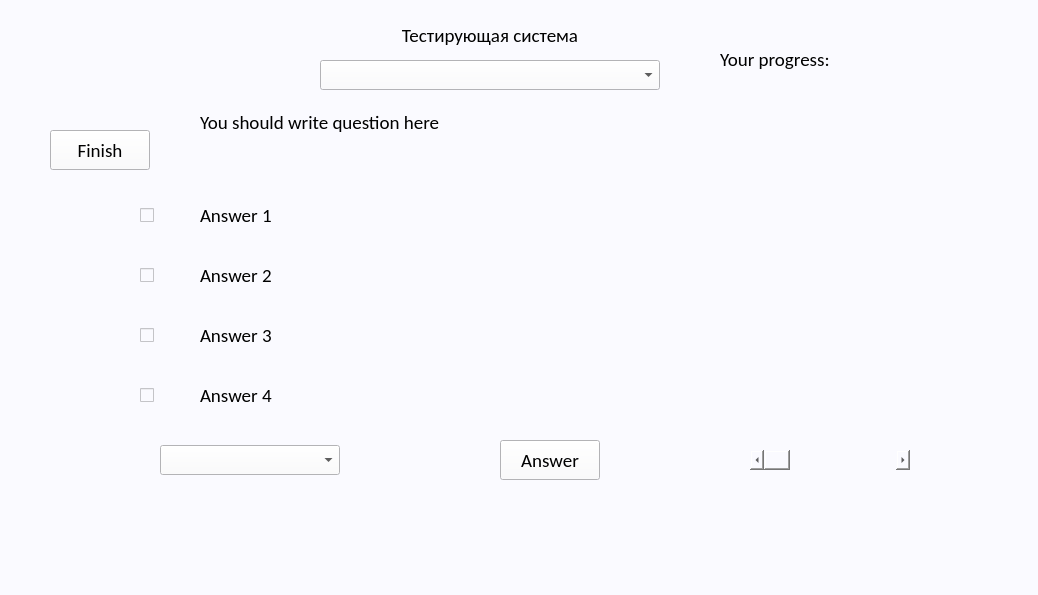
Qt form HW/SPD/papers/design.ui (akoziy98/Interactive_Tutorial_SPAD) before a commit.
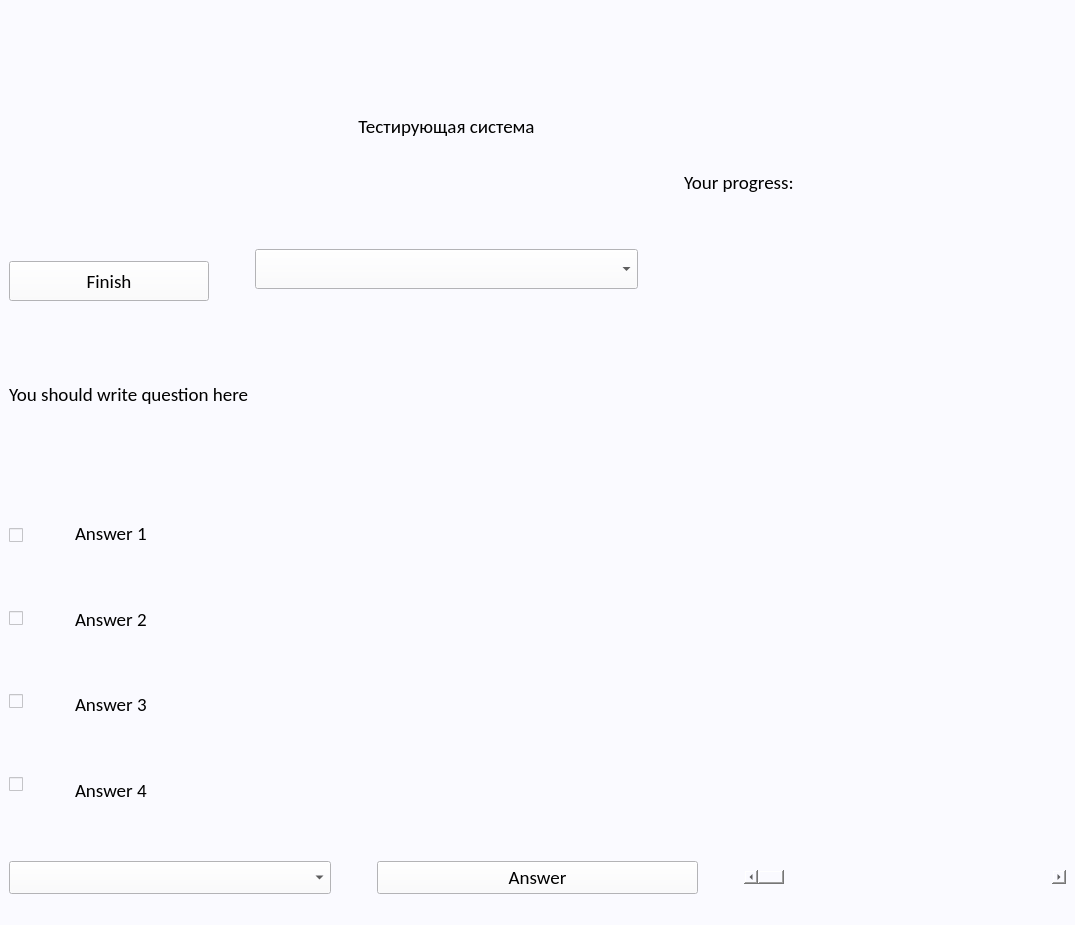
The same form after that commit. Icons and pictures are not drawn.

Commit message: fix size window bug

Diff of the .ui file:
```diff
--- a/HW/SPD/papers/design.ui
+++ b/HW/SPD/papers/design.ui
@@ -6,8 +6,8 @@
    <rect>
     <x>0</x>
     <y>0</y>
-    <width>1038</width>
-    <height>595</height>
+    <width>1075</width>
+    <height>925</height>
    </rect>
   </property>
   <property name="windowTitle">
@@ -18,33 +18,304 @@
 </string>
   </property>
   <widget class="QWidget" name="centralwidget">
-   <widget class="QScrollBar" name="slider">
-    <property name="geometry">
-     <rect>
-      <x>750</x>
-      <y>450</y>
-      <width>160</width>
+   <layout class="QVBoxLayout" name="verticalLayout_6">
+    <item>
+     <layout class="QVBoxLayout" name="verticalLayout_5">
+      <item>
+       <layout class="QHBoxLayout" name="horizontalLayout_4">
+        <item>
+         <layout class="QVBoxLayout" name="verticalLayout_4">
+          <item>
+           <spacer name="verticalSpacer_17">
+            <property name="orientation">
+             <enum>Qt::Vertical</enum>
+            </property>
+            <property name="sizeType">
+             <enum>QSizePolicy::Fixed</enum>
+            </property>
+            <property name="sizeHint" stdset="0">
+             <size>
+              <width>20</width>
       <height>20</height>
-     </rect>
-    </property>
+             </size>
+            </property>
+           </spacer>
+          </item>
+          <item>
+           <widget class="QLabel" name="label_6">
+            <property name="enabled">
+             <bool>true</bool>
+            </property>
+            <property name="minimumSize">
+             <size>
+              <width>200</width>
+              <height>140</height>
+             </size>
+            </property>
+            <property name="maximumSize">
+             <size>
+              <width>200</width>
+              <height>140</height>
+             </size>
+            </property>
     <property name="font">
      <font>
       <family>Calibri</family>
       <pointsize>14</pointsize>
      </font>
     </property>
+            <property name="text">
+             <string/>
+            </property>
+            <property name="pixmap">
+             <pixmap>../../../pictures/koziy.PNG</pixmap>
+            </property>
+            <property name="scaledContents">
+             <bool>true</bool>
+            </property>
+           </widget>
+          </item>
+          <item>
+           <spacer name="verticalSpacer_11">
     <property name="orientation">
+             <enum>Qt::Vertical</enum>
+            </property>
+            <property name="sizeType">
+             <enum>QSizePolicy::Fixed</enum>
+            </property>
+            <property name="sizeHint" stdset="0">
+             <size>
+              <width>20</width>
+              <height>20</height>
+             </size>
+            </property>
+           </spacer>
+          </item>
+          <item>
+           <widget class="QPushButton" name="button_finish">
+            <property name="minimumSize">
+             <size>
+              <width>0</width>
+              <height>40</height>
+             </size>
+            </property>
+            <property name="maximumSize">
+             <size>
+              <width>200</width>
+              <height>40</height>
+             </size>
+            </property>
+            <property name="font">
+             <font>
+              <family>Calibri</family>
+              <pointsize>14</pointsize>
+             </font>
+            </property>
+            <property name="text">
+             <string>Finish</string>
+            </property>
+           </widget>
+          </item>
+          <item>
+           <spacer name="verticalSpacer_16">
+            <property name="orientation">
+             <enum>Qt::Vertical</enum>
+            </property>
+            <property name="sizeType">
+             <enum>QSizePolicy::Fixed</enum>
+            </property>
+            <property name="sizeHint" stdset="0">
+             <size>
+              <width>20</width>
+              <height>20</height>
+             </size>
+            </property>
+           </spacer>
+          </item>
+         </layout>
+        </item>
+        <item>
+         <spacer name="horizontalSpacer_3">
+          <property name="orientation">
      <enum>Qt::Horizontal</enum>
     </property>
-   </widget>
+          <property name="sizeType">
+           <enum>QSizePolicy::Fixed</enum>
+          </property>
+          <property name="sizeHint" stdset="0">
+           <size>
+            <width>40</width>
+            <height>20</height>
+           </size>
+          </property>
+         </spacer>
+        </item>
+        <item>
+         <layout class="QHBoxLayout" name="horizontalLayout_3">
+          <item>
+           <layout class="QVBoxLayout" name="verticalLayout_3">
+            <item>
+             <spacer name="verticalSpacer_18">
+              <property name="orientation">
+               <enum>Qt::Vertical</enum>
+              </property>
+              <property name="sizeType">
+               <enum>QSizePolicy::Fixed</enum>
+              </property>
+              <property name="sizeHint" stdset="0">
+               <size>
+                <width>20</width>
+                <height>20</height>
+               </size>
+              </property>
+             </spacer>
+            </item>
+            <item>
+             <widget class="QLabel" name="label_title">
+              <property name="minimumSize">
+               <size>
+                <width>0</width>
+                <height>100</height>
+               </size>
+              </property>
+              <property name="maximumSize">
+               <size>
+                <width>16777215</width>
+                <height>100</height>
+               </size>
+              </property>
+              <property name="font">
+               <font>
+                <family>Calibri</family>
+                <pointsize>14</pointsize>
+               </font>
+              </property>
+              <property name="text">
+               <string>Тестирующая система</string>
+              </property>
+              <property name="alignment">
+               <set>Qt::AlignCenter</set>
+              </property>
+             </widget>
+            </item>
+            <item>
+             <spacer name="verticalSpacer_13">
+              <property name="orientation">
+               <enum>Qt::Vertical</enum>
+              </property>
+              <property name="sizeType">
+               <enum>QSizePolicy::Fixed</enum>
+              </property>
+              <property name="sizeHint" stdset="0">
+               <size>
+                <width>20</width>
+                <height>20</height>
+               </size>
+              </property>
+             </spacer>
+            </item>
+            <item>
+             <widget class="QComboBox" name="comboBox_task">
+              <property name="minimumSize">
+               <size>
+                <width>0</width>
+                <height>40</height>
+               </size>
+              </property>
+              <property name="maximumSize">
+               <size>
+                <width>16777215</width>
+                <height>40</height>
+               </size>
+              </property>
+              <property name="font">
+               <font>
+                <family>Calibri</family>
+                <pointsize>14</pointsize>
+               </font>
+              </property>
+             </widget>
+            </item>
+            <item>
+             <spacer name="verticalSpacer_14">
+              <property name="orientation">
+               <enum>Qt::Vertical</enum>
+              </property>
+              <property name="sizeType">
+               <enum>QSizePolicy::Fixed</enum>
+              </property>
+              <property name="sizeHint" stdset="0">
+               <size>
+                <width>20</width>
+                <height>20</height>
+               </size>
+              </property>
+             </spacer>
+            </item>
+           </layout>
+          </item>
+          <item>
+           <spacer name="horizontalSpacer_4">
+            <property name="orientation">
+             <enum>Qt::Horizontal</enum>
+            </property>
+            <property name="sizeType">
+             <enum>QSizePolicy::Fixed</enum>
+            </property>
+            <property name="sizeHint" stdset="0">
+             <size>
+              <width>40</width>
+              <height>20</height>
+             </size>
+            </property>
+           </spacer>
+          </item>
+          <item>
+           <widget class="QLabel" name="label_progress">
+            <property name="font">
+             <font>
+              <family>Calibri</family>
+              <pointsize>14</pointsize>
+             </font>
+            </property>
+            <property name="text">
+             <string>Your progress:</string>
+            </property>
+           </widget>
+          </item>
+         </layout>
+        </item>
+       </layout>
+      </item>
+      <item>
+       <spacer name="verticalSpacer_12">
+        <property name="orientation">
+         <enum>Qt::Vertical</enum>
+        </property>
+        <property name="sizeType">
+         <enum>QSizePolicy::Fixed</enum>
+        </property>
+        <property name="sizeHint" stdset="0">
+         <size>
+          <width>20</width>
+          <height>20</height>
+         </size>
+        </property>
+       </spacer>
+      </item>
+      <item>
    <widget class="QLabel" name="label_question">
-    <property name="geometry">
-     <rect>
-      <x>200</x>
-      <y>110</y>
-      <width>750</width>
-      <height>70</height>
-     </rect>
+        <property name="minimumSize">
+         <size>
+          <width>0</width>
+          <height>100</height>
+         </size>
+        </property>
+        <property name="maximumSize">
+         <size>
+          <width>16777215</width>
+          <height>100</height>
+         </size>
     </property>
     <property name="font">
      <font>
@@ -59,135 +330,47 @@
      <set>Qt::AlignLeading|Qt::AlignLeft|Qt::AlignTop</set>
     </property>
    </widget>
-   <widget class="QLabel" name="label_answer1">
-    <property name="geometry">
-     <rect>
-      <x>200</x>
-      <y>190</y>
-      <width>750</width>
-      <height>50</height>
-     </rect>
-    </property>
-    <property name="font">
-     <font>
-      <family>Calibri</family>
-      <pointsize>14</pointsize>
-     </font>
-    </property>
-    <property name="text">
-     <string>Answer 1</string>
-    </property>
-   </widget>
-   <widget class="QLabel" name="label_answer2">
-    <property name="geometry">
-     <rect>
-      <x>200</x>
-      <y>250</y>
-      <width>750</width>
-      <height>50</height>
-     </rect>
-    </property>
-    <property name="font">
-     <font>
-      <family>Calibri</family>
-      <pointsize>14</pointsize>
-     </font>
-    </property>
-    <property name="styleSheet">
-     <string notr="true"/>
-    </property>
-    <property name="text">
-     <string>Answer 2</string>
-    </property>
-   </widget>
-   <widget class="QLabel" name="label_answer3">
-    <property name="geometry">
-     <rect>
-      <x>200</x>
-      <y>310</y>
-      <width>750</width>
-      <height>50</height>
-     </rect>
-    </property>
-    <property name="font">
-     <font>
-      <family>Calibri</family>
-      <pointsize>14</pointsize>
-     </font>
-    </property>
-    <property name="text">
-     <string>Answer 3</string>
-    </property>
-   </widget>
-   <widget class="QLabel" name="label_answer4">
-    <property name="geometry">
-     <rect>
-      <x>200</x>
-      <y>370</y>
-      <width>750</width>
-      <height>50</height>
-     </rect>
-    </property>
-    <property name="font">
-     <font>
-      <family>Calibri</family>
-      <pointsize>14</pointsize>
-     </font>
-    </property>
-    <property name="text">
-     <string>Answer 4</string>
-    </property>
-   </widget>
-   <widget class="QPushButton" name="button_answer">
-    <property name="geometry">
-     <rect>
-      <x>500</x>
-      <y>440</y>
-      <width>100</width>
-      <height>40</height>
-     </rect>
-    </property>
-    <property name="font">
-     <font>
-      <family>Calibri</family>
-      <pointsize>14</pointsize>
-     </font>
-    </property>
-    <property name="text">
-     <string>Answer</string>
-    </property>
-   </widget>
-   <widget class="QComboBox" name="comboBox">
-    <property name="geometry">
-     <rect>
-      <x>160</x>
-      <y>445</y>
-      <width>180</width>
-      <height>30</height>
-     </rect>
-    </property>
-    <property name="font">
-     <font>
-      <family>Calibri</family>
-      <pointsize>14</pointsize>
-     </font>
-    </property>
-   </widget>
+      </item>
+      <item>
+       <layout class="QHBoxLayout" name="horizontalLayout_2">
+        <item>
+         <layout class="QVBoxLayout" name="verticalLayout_2">
+          <item>
+           <spacer name="verticalSpacer">
+            <property name="orientation">
+             <enum>Qt::Vertical</enum>
+            </property>
+            <property name="sizeType">
+             <enum>QSizePolicy::Fixed</enum>
+            </property>
+            <property name="sizeHint" stdset="0">
+             <size>
+              <width>20</width>
+              <height>10</height>
+             </size>
+            </property>
+           </spacer>
+          </item>
+          <item>
    <widget class="QCheckBox" name="checkBox_1">
-    <property name="geometry">
-     <rect>
-      <x>140</x>
-      <y>190</y>
-      <width>51</width>
-      <height>50</height>
-     </rect>
-    </property>
     <property name="sizePolicy">
      <sizepolicy hsizetype="Minimum" vsizetype="Fixed">
       <horstretch>0</horstretch>
       <verstretch>0</verstretch>
      </sizepolicy>
     </property>
+            <property name="minimumSize">
+             <size>
+              <width>60</width>
+              <height>60</height>
+             </size>
+            </property>
+            <property name="maximumSize">
+             <size>
+              <width>60</width>
+              <height>60</height>
+             </size>
+            </property>
     <property name="baseSize">
      <size>
       <width>0</width>
@@ -219,61 +402,36 @@
      <bool>false</bool>
     </property>
    </widget>
-   <widget class="QLabel" name="label_6">
-    <property name="geometry">
-     <rect>
-      <x>10</x>
-      <y>0</y>
-      <width>181</width>
-      <height>111</height>
-     </rect>
-    </property>
-    <property name="font">
-     <font>
-      <family>Calibri</family>
-      <pointsize>14</pointsize>
-     </font>
-    </property>
-    <property name="text">
-     <string/>
-    </property>
-    <property name="pixmap">
-     <pixmap>../../../pictures/koziy.PNG</pixmap>
-    </property>
-    <property name="scaledContents">
-     <bool>true</bool>
-    </property>
-   </widget>
-   <widget class="QLabel" name="label_title">
-    <property name="geometry">
-     <rect>
-      <x>330</x>
-      <y>20</y>
-      <width>320</width>
-      <height>30</height>
-     </rect>
-    </property>
-    <property name="font">
-     <font>
-      <family>Calibri</family>
-      <pointsize>14</pointsize>
-     </font>
-    </property>
-    <property name="text">
-     <string>Тестирующая система</string>
-    </property>
-    <property name="alignment">
-     <set>Qt::AlignCenter</set>
-    </property>
-   </widget>
+          </item>
+          <item>
+           <spacer name="verticalSpacer_2">
+            <property name="orientation">
+             <enum>Qt::Vertical</enum>
+            </property>
+            <property name="sizeType">
+             <enum>QSizePolicy::Fixed</enum>
+            </property>
+            <property name="sizeHint" stdset="0">
+             <size>
+              <width>20</width>
+              <height>10</height>
+             </size>
+            </property>
+           </spacer>
+          </item>
+          <item>
    <widget class="QCheckBox" name="checkBox_2">
-    <property name="geometry">
-     <rect>
-      <x>140</x>
-      <y>250</y>
-      <width>50</width>
-      <height>50</height>
-     </rect>
+            <property name="minimumSize">
+             <size>
+              <width>60</width>
+              <height>60</height>
+             </size>
+            </property>
+            <property name="maximumSize">
+             <size>
+              <width>60</width>
+              <height>60</height>
+             </size>
     </property>
     <property name="styleSheet">
      <string notr="true">QCheckBox::indicator { width: 50px; height: 50px;};</string>
@@ -291,14 +449,36 @@
      <bool>false</bool>
     </property>
    </widget>
+          </item>
+          <item>
+           <spacer name="verticalSpacer_3">
+            <property name="orientation">
+             <enum>Qt::Vertical</enum>
+            </property>
+            <property name="sizeType">
+             <enum>QSizePolicy::Fixed</enum>
+            </property>
+            <property name="sizeHint" stdset="0">
+             <size>
+              <width>20</width>
+              <height>10</height>
+             </size>
+            </property>
+           </spacer>
+          </item>
+          <item>
    <widget class="QCheckBox" name="checkBox_3">
-    <property name="geometry">
-     <rect>
-      <x>140</x>
-      <y>310</y>
-      <width>50</width>
-      <height>50</height>
-     </rect>
+            <property name="minimumSize">
+             <size>
+              <width>60</width>
+              <height>60</height>
+             </size>
+            </property>
+            <property name="maximumSize">
+             <size>
+              <width>60</width>
+              <height>60</height>
+             </size>
     </property>
     <property name="styleSheet">
      <string notr="true">QCheckBox::indicator { width: 50px; height: 50px;};</string>
@@ -316,14 +496,36 @@
      <bool>false</bool>
     </property>
    </widget>
+          </item>
+          <item>
+           <spacer name="verticalSpacer_4">
+            <property name="orientation">
+             <enum>Qt::Vertical</enum>
+            </property>
+            <property name="sizeType">
+             <enum>QSizePolicy::Fixed</enum>
+            </property>
+            <property name="sizeHint" stdset="0">
+             <size>
+              <width>20</width>
+              <height>10</height>
+             </size>
+            </property>
+           </spacer>
+          </item>
+          <item>
    <widget class="QCheckBox" name="checkBox_4">
-    <property name="geometry">
-     <rect>
-      <x>140</x>
-      <y>370</y>
-      <width>50</width>
-      <height>50</height>
-     </rect>
+            <property name="minimumSize">
+             <size>
+              <width>60</width>
+              <height>60</height>
+             </size>
+            </property>
+            <property name="maximumSize">
+             <size>
+              <width>60</width>
+              <height>60</height>
+             </size>
     </property>
     <property name="styleSheet">
      <string notr="true">QCheckBox::indicator { width: 50px; height: 50px;};</string>
@@ -341,15 +543,45 @@
      <bool>false</bool>
     </property>
    </widget>
-   <widget class="QLabel" name="label_progress">
-    <property name="geometry">
-     <rect>
-      <x>720</x>
-      <y>19</y>
-      <width>221</width>
-      <height>81</height>
-     </rect>
-    </property>
+          </item>
+          <item>
+           <spacer name="verticalSpacer_5">
+            <property name="orientation">
+             <enum>Qt::Vertical</enum>
+            </property>
+            <property name="sizeType">
+             <enum>QSizePolicy::Fixed</enum>
+            </property>
+            <property name="sizeHint" stdset="0">
+             <size>
+              <width>20</width>
+              <height>10</height>
+             </size>
+            </property>
+           </spacer>
+          </item>
+         </layout>
+        </item>
+        <item>
+         <layout class="QVBoxLayout" name="verticalLayout">
+          <item>
+           <spacer name="verticalSpacer_6">
+            <property name="orientation">
+             <enum>Qt::Vertical</enum>
+            </property>
+            <property name="sizeType">
+             <enum>QSizePolicy::Fixed</enum>
+            </property>
+            <property name="sizeHint" stdset="0">
+             <size>
+              <width>20</width>
+              <height>10</height>
+             </size>
+            </property>
+           </spacer>
+          </item>
+          <item>
+           <widget class="QLabel" name="label_answer1">
     <property name="font">
      <font>
       <family>Calibri</family>
@@ -357,44 +589,211 @@
      </font>
     </property>
     <property name="text">
-     <string>Your progress:</string>
-    </property>
-   </widget>
-   <widget class="QPushButton" name="button_finish">
-    <property name="geometry">
-     <rect>
-      <x>50</x>
-      <y>130</y>
-      <width>100</width>
-      <height>40</height>
-     </rect>
-    </property>
+             <string>Answer 1</string>
+            </property>
+           </widget>
+          </item>
+          <item>
+           <spacer name="verticalSpacer_7">
+            <property name="orientation">
+             <enum>Qt::Vertical</enum>
+            </property>
+            <property name="sizeType">
+             <enum>QSizePolicy::Fixed</enum>
+            </property>
+            <property name="sizeHint" stdset="0">
+             <size>
+              <width>20</width>
+              <height>10</height>
+             </size>
+            </property>
+           </spacer>
+          </item>
+          <item>
+           <widget class="QLabel" name="label_answer2">
     <property name="font">
      <font>
       <family>Calibri</family>
       <pointsize>14</pointsize>
      </font>
     </property>
+            <property name="styleSheet">
+             <string notr="true"/>
+            </property>
     <property name="text">
-     <string>Finish</string>
-    </property>
-   </widget>
-   <widget class="QComboBox" name="comboBox_task">
-    <property name="geometry">
-     <rect>
-      <x>320</x>
-      <y>60</y>
-      <width>340</width>
-      <height>30</height>
-     </rect>
-    </property>
+             <string>Answer 2</string>
+            </property>
+           </widget>
+          </item>
+          <item>
+           <spacer name="verticalSpacer_8">
+            <property name="orientation">
+             <enum>Qt::Vertical</enum>
+            </property>
+            <property name="sizeType">
+             <enum>QSizePolicy::Fixed</enum>
+            </property>
+            <property name="sizeHint" stdset="0">
+             <size>
+              <width>20</width>
+              <height>10</height>
+             </size>
+            </property>
+           </spacer>
+          </item>
+          <item>
+           <widget class="QLabel" name="label_answer3">
     <property name="font">
      <font>
       <family>Calibri</family>
       <pointsize>14</pointsize>
      </font>
     </property>
-   </widget>
+            <property name="text">
+             <string>Answer 3</string>
+            </property>
+           </widget>
+          </item>
+          <item>
+           <spacer name="verticalSpacer_9">
+            <property name="orientation">
+             <enum>Qt::Vertical</enum>
+            </property>
+            <property name="sizeType">
+             <enum>QSizePolicy::Fixed</enum>
+            </property>
+            <property name="sizeHint" stdset="0">
+             <size>
+              <width>20</width>
+              <height>10</height>
+             </size>
+            </property>
+           </spacer>
+          </item>
+          <item>
+           <widget class="QLabel" name="label_answer4">
+            <property name="font">
+             <font>
+              <family>Calibri</family>
+              <pointsize>14</pointsize>
+             </font>
+            </property>
+            <property name="text">
+             <string>Answer 4</string>
+            </property>
+           </widget>
+          </item>
+          <item>
+           <spacer name="verticalSpacer_10">
+            <property name="orientation">
+             <enum>Qt::Vertical</enum>
+            </property>
+            <property name="sizeType">
+             <enum>QSizePolicy::Fixed</enum>
+            </property>
+            <property name="sizeHint" stdset="0">
+             <size>
+              <width>20</width>
+              <height>10</height>
+             </size>
+            </property>
+           </spacer>
+          </item>
+         </layout>
+        </item>
+       </layout>
+      </item>
+      <item>
+       <spacer name="verticalSpacer_15">
+        <property name="orientation">
+         <enum>Qt::Vertical</enum>
+        </property>
+        <property name="sizeType">
+         <enum>QSizePolicy::Fixed</enum>
+        </property>
+        <property name="sizeHint" stdset="0">
+         <size>
+          <width>20</width>
+          <height>20</height>
+         </size>
+        </property>
+       </spacer>
+      </item>
+      <item>
+       <layout class="QHBoxLayout" name="horizontalLayout">
+        <item>
+         <widget class="QComboBox" name="comboBox">
+          <property name="font">
+           <font>
+            <family>Calibri</family>
+            <pointsize>14</pointsize>
+           </font>
+          </property>
+         </widget>
+        </item>
+        <item>
+         <spacer name="horizontalSpacer">
+          <property name="orientation">
+           <enum>Qt::Horizontal</enum>
+          </property>
+          <property name="sizeType">
+           <enum>QSizePolicy::Fixed</enum>
+          </property>
+          <property name="sizeHint" stdset="0">
+           <size>
+            <width>40</width>
+            <height>20</height>
+           </size>
+          </property>
+         </spacer>
+        </item>
+        <item>
+         <widget class="QPushButton" name="button_answer">
+          <property name="font">
+           <font>
+            <family>Calibri</family>
+            <pointsize>14</pointsize>
+           </font>
+          </property>
+          <property name="text">
+           <string>Answer</string>
+          </property>
+         </widget>
+        </item>
+        <item>
+         <spacer name="horizontalSpacer_2">
+          <property name="orientation">
+           <enum>Qt::Horizontal</enum>
+          </property>
+          <property name="sizeType">
+           <enum>QSizePolicy::Fixed</enum>
+          </property>
+          <property name="sizeHint" stdset="0">
+           <size>
+            <width>40</width>
+            <height>20</height>
+           </size>
+          </property>
+         </spacer>
+        </item>
+        <item>
+         <widget class="QScrollBar" name="slider">
+          <property name="font">
+           <font>
+            <family>Calibri</family>
+            <pointsize>14</pointsize>
+           </font>
+          </property>
+          <property name="orientation">
+           <enum>Qt::Horizontal</enum>
+          </property>
+         </widget>
+        </item>
+       </layout>
+      </item>
+     </layout>
+    </item>
+   </layout>
    <zorder>checkBox_1</zorder>
    <zorder>slider</zorder>
    <zorder>label_question</zorder>
```
Left out of the diff: 3 changed lines with no effect on the pictures. Lines whose indentation alone changed are shown as unchanged. The commit also changes 2 other files.
